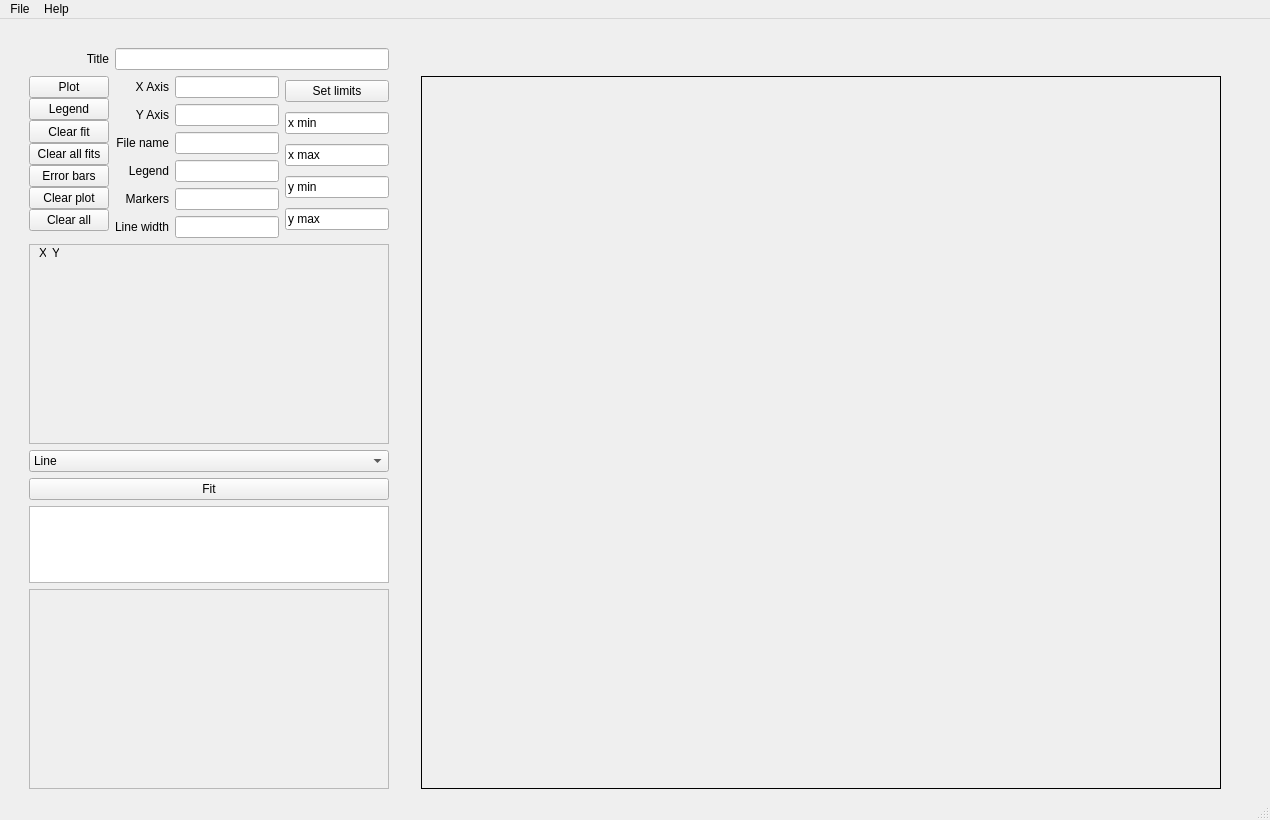
First picture: the form in a.ui, repository Arepop/Quick-Fitter, before the edit.
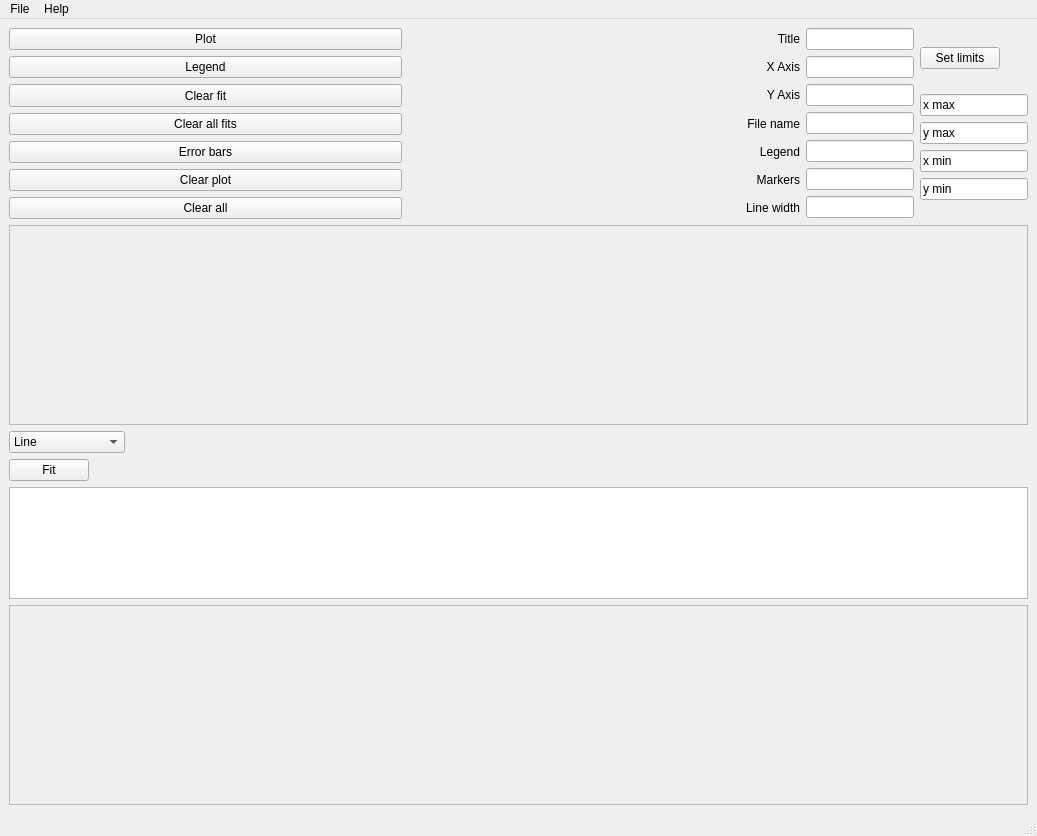
Second picture: the form after the edit.

Commit message: QPixlabel changed to matplotlib integrated window.

Diff of the .ui file:
```diff
--- a/a.ui
+++ b/a.ui
@@ -6,127 +6,23 @@
    <rect>
     <x>0</x>
     <y>0</y>
-    <width>1270</width>
-    <height>820</height>
+    <width>1037</width>
+    <height>836</height>
    </rect>
   </property>
   <property name="windowTitle">
    <string>Plotting GUI</string>
   </property>
   <widget class="QWidget" name="centralwidget">
+   <layout class="QGridLayout" name="gridLayout_3">
+    <item row="0" column="0">
    <layout class="QGridLayout" name="gridLayout_2">
-    <item row="2" column="7" rowspan="4">
-     <spacer name="verticalSpacer_3">
-      <property name="orientation">
-       <enum>Qt::Vertical</enum>
-      </property>
-      <property name="sizeHint" stdset="0">
-       <size>
-        <width>20</width>
-        <height>40</height>
-       </size>
-      </property>
-     </spacer>
-    </item>
-    <item row="2" column="5" rowspan="4">
-     <spacer name="verticalSpacer_2">
-      <property name="orientation">
-       <enum>Qt::Vertical</enum>
-      </property>
-      <property name="sizeHint" stdset="0">
-       <size>
-        <width>20</width>
-        <height>40</height>
-       </size>
-      </property>
-     </spacer>
-    </item>
-    <item row="4" column="1" colspan="4">
-     <layout class="QVBoxLayout" name="verticalLayout_2">
+      <item row="0" column="0">
+       <layout class="QVBoxLayout" name="verticalLayout_8">
       <item>
-       <widget class="QComboBox" name="comboBox">
+         <layout class="QHBoxLayout" name="horizontalLayout">
         <item>
-         <property name="text">
-          <string>Line</string>
-         </property>
-        </item>
-        <item>
-         <property name="text">
-          <string>Gauss</string>
-         </property>
-        </item>
-        <item>
-         <property name="text">
-          <string>Polynominal (2)</string>
-         </property>
-        </item>
-        <item>
-         <property name="text">
-          <string>Polynominal (3)</string>
-         </property>
-        </item>
-       </widget>
-      </item>
-      <item>
-       <widget class="QPushButton" name="fitButton">
-        <property name="text">
-         <string>Fit</string>
-        </property>
-       </widget>
-      </item>
-      <item>
-       <widget class="QTextBrowser" name="textBrowser">
-        <property name="enabled">
-         <bool>true</bool>
-        </property>
-       </widget>
-      </item>
-     </layout>
-    </item>
-    <item row="2" column="4">
-     <layout class="QVBoxLayout" name="verticalLayout_5">
-      <item>
-       <widget class="QPushButton" name="setLimitsButton">
-        <property name="text">
-         <string>Set limits</string>
-        </property>
-       </widget>
-      </item>
-      <item>
-       <widget class="QLineEdit" name="xminLineEdit">
-        <property name="text">
-         <string>x min</string>
-        </property>
-       </widget>
-      </item>
-      <item>
-       <widget class="QLineEdit" name="xmaxLineEdit">
-        <property name="text">
-         <string>x max</string>
-        </property>
-       </widget>
-      </item>
-      <item>
-       <widget class="QLineEdit" name="yminLineEdit">
-        <property name="text">
-         <string>y min</string>
-        </property>
-       </widget>
-      </item>
-      <item>
-       <widget class="QLineEdit" name="ymaxLineEdit">
-        <property name="text">
-         <string>y max</string>
-        </property>
-       </widget>
-      </item>
-     </layout>
-    </item>
-    <item row="2" column="1">
      <layout class="QVBoxLayout" name="verticalLayout">
-      <property name="spacing">
-       <number>0</number>
-      </property>
       <item>
        <widget class="QPushButton" name="plotButton">
         <property name="text">
@@ -184,92 +80,18 @@
       </item>
      </layout>
     </item>
-    <item row="2" column="3">
+          <item>
      <layout class="QVBoxLayout" name="verticalLayout_3">
       <item>
-       <widget class="QLineEdit" name="xLabelLineEdit">
+             <widget class="QLabel" name="label_2">
         <property name="text">
-         <string/>
-        </property>
-       </widget>
-      </item>
-      <item>
-       <widget class="QLineEdit" name="yLabelLineEdit">
-        <property name="text">
-         <string/>
-        </property>
-       </widget>
-      </item>
-      <item>
-       <widget class="QLineEdit" name="fileNameLineEdit">
-        <property name="text">
-         <string/>
-        </property>
-       </widget>
-      </item>
-      <item>
-       <widget class="QLineEdit" name="labelsLineEdit">
-        <property name="text">
-         <string/>
-        </property>
-       </widget>
-      </item>
-      <item>
-       <widget class="QLineEdit" name="markersLineEdit">
-        <property name="text">
-         <string/>
-        </property>
-       </widget>
-      </item>
-      <item>
-       <widget class="QLineEdit" name="linewidthText"/>
-      </item>
-     </layout>
-    </item>
-    <item row="2" column="6" rowspan="4">
-     <layout class="QHBoxLayout" name="horizontalLayout">
-      <item>
-       <widget class="QLabel" name="pixlabel">
-        <property name="sizePolicy">
-         <sizepolicy hsizetype="Preferred" vsizetype="Preferred">
-          <horstretch>0</horstretch>
-          <verstretch>0</verstretch>
-         </sizepolicy>
-        </property>
-        <property name="minimumSize">
-         <size>
-          <width>800</width>
-          <height>600</height>
-         </size>
-        </property>
-        <property name="frameShape">
-         <enum>QFrame::Box</enum>
-        </property>
-        <property name="text">
-         <string/>
+               <string>Title</string>
         </property>
         <property name="alignment">
-         <set>Qt::AlignBottom|Qt::AlignLeading|Qt::AlignLeft</set>
+               <set>Qt::AlignRight|Qt::AlignTrailing|Qt::AlignVCenter</set>
         </property>
        </widget>
       </item>
-      <item>
-       <spacer name="horizontalSpacer">
-        <property name="orientation">
-         <enum>Qt::Horizontal</enum>
-        </property>
-        <property name="sizeHint" stdset="0">
-         <size>
-          <width>40</width>
-          <height>20</height>
-         </size>
-        </property>
-       </spacer>
-      </item>
-     </layout>
-    </item>
-    <item row="2" column="2">
-     <layout class="QVBoxLayout" name="verticalLayout_4">
       <item>
        <widget class="QLabel" name="label_3">
         <property name="text">
@@ -332,8 +154,183 @@
       </item>
      </layout>
     </item>
-    <item row="3" column="1" colspan="4">
+          <item>
+           <layout class="QVBoxLayout" name="verticalLayout_2">
+            <item>
+             <widget class="QLineEdit" name="titleLineEdit">
+              <property name="sizePolicy">
+               <sizepolicy hsizetype="Fixed" vsizetype="Fixed">
+                <horstretch>0</horstretch>
+                <verstretch>0</verstretch>
+               </sizepolicy>
+              </property>
+              <property name="text">
+               <string/>
+              </property>
+             </widget>
+            </item>
+            <item>
+             <widget class="QLineEdit" name="xLabelLineEdit">
+              <property name="sizePolicy">
+               <sizepolicy hsizetype="Fixed" vsizetype="Fixed">
+                <horstretch>0</horstretch>
+                <verstretch>0</verstretch>
+               </sizepolicy>
+              </property>
+              <property name="text">
+               <string/>
+              </property>
+             </widget>
+            </item>
+            <item>
+             <widget class="QLineEdit" name="yLabelLineEdit">
+              <property name="sizePolicy">
+               <sizepolicy hsizetype="Fixed" vsizetype="Fixed">
+                <horstretch>0</horstretch>
+                <verstretch>0</verstretch>
+               </sizepolicy>
+              </property>
+              <property name="text">
+               <string/>
+              </property>
+             </widget>
+            </item>
+            <item>
+             <widget class="QLineEdit" name="fileNameLineEdit">
+              <property name="sizePolicy">
+               <sizepolicy hsizetype="Fixed" vsizetype="Fixed">
+                <horstretch>0</horstretch>
+                <verstretch>0</verstretch>
+               </sizepolicy>
+              </property>
+              <property name="text">
+               <string/>
+              </property>
+             </widget>
+            </item>
+            <item>
+             <widget class="QLineEdit" name="labelsLineEdit">
+              <property name="sizePolicy">
+               <sizepolicy hsizetype="Fixed" vsizetype="Fixed">
+                <horstretch>0</horstretch>
+                <verstretch>0</verstretch>
+               </sizepolicy>
+              </property>
+              <property name="text">
+               <string/>
+              </property>
+             </widget>
+            </item>
+            <item>
+             <widget class="QLineEdit" name="markersLineEdit">
+              <property name="sizePolicy">
+               <sizepolicy hsizetype="Fixed" vsizetype="Fixed">
+                <horstretch>0</horstretch>
+                <verstretch>0</verstretch>
+               </sizepolicy>
+              </property>
+              <property name="text">
+               <string/>
+              </property>
+             </widget>
+            </item>
+            <item>
+             <widget class="QLineEdit" name="linewidthText">
+              <property name="sizePolicy">
+               <sizepolicy hsizetype="Fixed" vsizetype="Fixed">
+                <horstretch>0</horstretch>
+                <verstretch>0</verstretch>
+               </sizepolicy>
+              </property>
+             </widget>
+            </item>
+           </layout>
+          </item>
+          <item>
+           <layout class="QVBoxLayout" name="verticalLayout_6">
+            <item>
+             <widget class="QPushButton" name="setLimitsButton">
+              <property name="sizePolicy">
+               <sizepolicy hsizetype="Fixed" vsizetype="Fixed">
+                <horstretch>0</horstretch>
+                <verstretch>0</verstretch>
+               </sizepolicy>
+              </property>
+              <property name="text">
+               <string>Set limits</string>
+              </property>
+             </widget>
+            </item>
+            <item>
+             <layout class="QVBoxLayout" name="verticalLayout_4">
+              <item>
+               <widget class="QLineEdit" name="xmaxLineEdit">
+                <property name="sizePolicy">
+                 <sizepolicy hsizetype="Fixed" vsizetype="Fixed">
+                  <horstretch>0</horstretch>
+                  <verstretch>0</verstretch>
+                 </sizepolicy>
+                </property>
+                <property name="text">
+                 <string>x max</string>
+                </property>
+               </widget>
+              </item>
+              <item>
+               <widget class="QLineEdit" name="ymaxLineEdit">
+                <property name="sizePolicy">
+                 <sizepolicy hsizetype="Fixed" vsizetype="Fixed">
+                  <horstretch>0</horstretch>
+                  <verstretch>0</verstretch>
+                 </sizepolicy>
+                </property>
+                <property name="text">
+                 <string>y max</string>
+                </property>
+               </widget>
+              </item>
+              <item>
+               <widget class="QLineEdit" name="xminLineEdit">
+                <property name="sizePolicy">
+                 <sizepolicy hsizetype="Fixed" vsizetype="Fixed">
+                  <horstretch>0</horstretch>
+                  <verstretch>0</verstretch>
+                 </sizepolicy>
+                </property>
+                <property name="text">
+                 <string>x min</string>
+                </property>
+               </widget>
+              </item>
+              <item>
+               <widget class="QLineEdit" name="yminLineEdit">
+                <property name="sizePolicy">
+                 <sizepolicy hsizetype="Fixed" vsizetype="Fixed">
+                  <horstretch>0</horstretch>
+                  <verstretch>0</verstretch>
+                 </sizepolicy>
+                </property>
+                <property name="text">
+                 <string>y min</string>
+                </property>
+               </widget>
+              </item>
+             </layout>
+            </item>
+           </layout>
+          </item>
+         </layout>
+        </item>
+        <item>
+         <layout class="QVBoxLayout" name="verticalLayout_5">
+          <item>
      <widget class="QScrollArea" name="scrollArea">
+            <property name="sizePolicy">
+             <sizepolicy hsizetype="Preferred" vsizetype="Preferred">
+              <horstretch>0</horstretch>
+              <verstretch>0</verstretch>
+             </sizepolicy>
+            </property>
       <property name="minimumSize">
        <size>
         <width>0</width>
@@ -348,7 +345,7 @@
         <rect>
          <x>0</x>
          <y>0</y>
-         <width>358</width>
+               <width>500</width>
          <height>198</height>
         </rect>
        </property>
@@ -357,60 +354,79 @@
          <rect>
           <x>0</x>
           <y>20</y>
-          <width>381</width>
-          <height>31</height>
-         </rect>
-        </property>
-        <layout class="QGridLayout" name="gridLayout">
-         <property name="spacing">
-          <number>5</number>
-         </property>
-        </layout>
-       </widget>
-       <widget class="QWidget" name="horizontalLayoutWidget_2">
-        <property name="geometry">
-         <rect>
-          <x>9</x>
-          <y>0</y>
-          <width>20</width>
-          <height>15</height>
-         </rect>
-        </property>
-        <layout class="QHBoxLayout" name="horizontalLayout_2">
+                <width>501</width>
+                <height>181</height>
+               </rect>
+              </property>
+              <layout class="QGridLayout" name="gridLayout"/>
+             </widget>
+            </widget>
+           </widget>
+          </item>
+          <item>
+           <widget class="QComboBox" name="comboBox">
+            <property name="sizePolicy">
+             <sizepolicy hsizetype="Fixed" vsizetype="Fixed">
+              <horstretch>0</horstretch>
+              <verstretch>0</verstretch>
+             </sizepolicy>
+            </property>
          <item>
-          <widget class="QLabel" name="xAxistext">
            <property name="text">
-            <string>X</string>
-           </property>
-          </widget>
+              <string>Line</string>
+             </property>
          </item>
          <item>
-          <widget class="QLabel" name="yAxistext">
            <property name="text">
-            <string>Y</string>
-           </property>
-          </widget>
-         </item>
-        </layout>
-       </widget>
-      </widget>
-     </widget>
-    </item>
-    <item row="2" column="0" rowspan="4">
-     <spacer name="verticalSpacer">
-      <property name="orientation">
-       <enum>Qt::Vertical</enum>
-      </property>
-      <property name="sizeHint" stdset="0">
-       <size>
-        <width>20</width>
-        <height>40</height>
-       </size>
-      </property>
-     </spacer>
-    </item>
-    <item row="5" column="1" colspan="4">
+              <string>Gauss</string>
+             </property>
+            </item>
+            <item>
+             <property name="text">
+              <string>Polynominal (2)</string>
+             </property>
+            </item>
+            <item>
+             <property name="text">
+              <string>Polynominal (3)</string>
+             </property>
+            </item>
+           </widget>
+          </item>
+          <item>
+           <widget class="QPushButton" name="fitButton">
+            <property name="sizePolicy">
+             <sizepolicy hsizetype="Fixed" vsizetype="Fixed">
+              <horstretch>0</horstretch>
+              <verstretch>0</verstretch>
+             </sizepolicy>
+            </property>
+            <property name="text">
+             <string>Fit</string>
+            </property>
+           </widget>
+          </item>
+          <item>
+           <widget class="QTextBrowser" name="textBrowser">
+            <property name="enabled">
+             <bool>true</bool>
+            </property>
+            <property name="sizePolicy">
+             <sizepolicy hsizetype="Preferred" vsizetype="Preferred">
+              <horstretch>0</horstretch>
+              <verstretch>0</verstretch>
+             </sizepolicy>
+            </property>
+           </widget>
+          </item>
+          <item>
      <widget class="QScrollArea" name="scrollArea_files">
+            <property name="sizePolicy">
+             <sizepolicy hsizetype="Preferred" vsizetype="Preferred">
+              <horstretch>0</horstretch>
+              <verstretch>0</verstretch>
+             </sizepolicy>
+            </property>
       <property name="minimumSize">
        <size>
         <width>360</width>
@@ -425,7 +441,7 @@
         <rect>
          <x>0</x>
          <y>0</y>
-         <width>358</width>
+               <width>500</width>
          <height>198</height>
         </rect>
        </property>
@@ -434,8 +450,8 @@
          <rect>
           <x>0</x>
           <y>0</y>
-          <width>381</width>
-          <height>31</height>
+                <width>501</width>
+                <height>201</height>
          </rect>
         </property>
         <layout class="QGridLayout" name="gridLayout_files"/>
@@ -443,35 +459,14 @@
       </widget>
      </widget>
     </item>
-    <item row="1" column="2" colspan="3">
-     <widget class="QLineEdit" name="titleLineEdit">
-      <property name="text">
-       <string/>
-      </property>
-     </widget>
-    </item>
-    <item row="1" column="1">
-     <widget class="QLabel" name="label_2">
-      <property name="text">
-       <string>Title</string>
-      </property>
-      <property name="alignment">
-       <set>Qt::AlignRight|Qt::AlignTrailing|Qt::AlignVCenter</set>
-      </property>
-     </widget>
-    </item>
-    <item row="0" column="1" colspan="6">
-     <spacer name="horizontalSpacer_2">
-      <property name="orientation">
-       <enum>Qt::Horizontal</enum>
-      </property>
-      <property name="sizeHint" stdset="0">
-       <size>
-        <width>40</width>
-        <height>20</height>
-       </size>
-      </property>
-     </spacer>
+         </layout>
+        </item>
+       </layout>
+      </item>
+      <item row="0" column="1">
+       <layout class="QVBoxLayout" name="verticalLayout_7"/>
+      </item>
+     </layout>
     </item>
    </layout>
    <zorder>scrollArea</zorder>
@@ -489,7 +484,7 @@
     <rect>
      <x>0</x>
      <y>0</y>
-     <width>1270</width>
+     <width>1037</width>
      <height>21</height>
     </rect>
    </property>
```
Left out of the diff: 4 changed lines with no effect on the pictures. Lines whose indentation alone changed are shown as unchanged. The commit also changes 1 other file.
